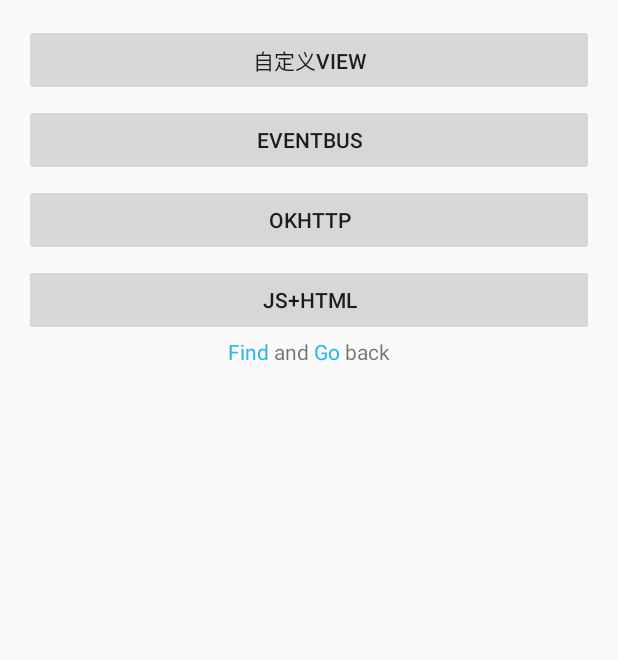
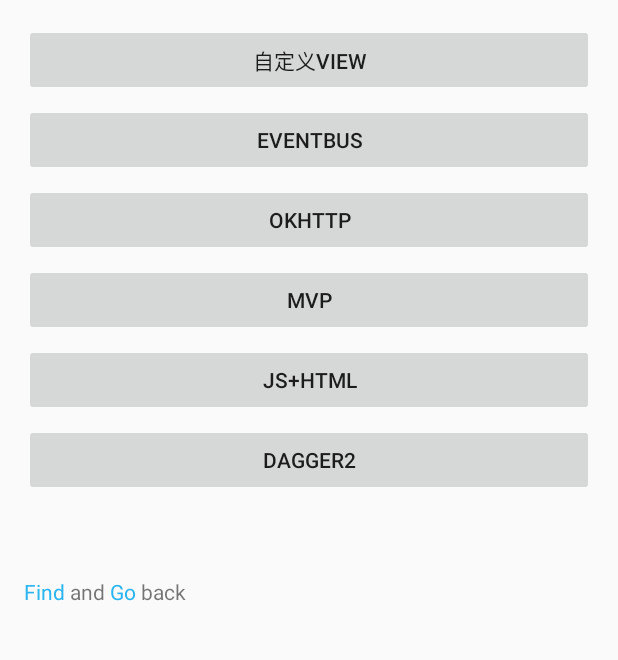
Before and after one commit to cloud9527/PracticeDemo, an Android app: the screen it shows after launch (MainActivity), on a phone screen of 412 x 824 dp, the part 84-744 px from its top. Run offline under Robolectric (Android 15) with nearby library versions, the phone set to English and light mode, and no system bars; our stand-ins replace ButterKnife, Dagger/Hilt's generated code.

Commit message:
1、dagger2+MVP模块提交

```diff
--- a/app/src/main/AndroidManifest.xml
+++ b/app/src/main/AndroidManifest.xml
@@ -5,13 +5,17 @@
     <!-- 访问网络，网络定位需要上网 -->
     <uses-permission android:name="android.permission.INTERNET"/>
 
+
     <application
+        android:name="com.example.cloud.mypriatice.dagger2.MyApplication"
         android:allowBackup="true"
         android:hardwareAccelerated="false"
         android:icon="@mipmap/ic_launcher"
         android:label="@string/app_name"
         android:supportsRtl="true"
         android:theme="@style/AppTheme">
+
+
         <activity android:name=".MainActivity">
             <intent-filter>
                 <action android:name="android.intent.action.MAIN"/>
@@ -45,6 +49,8 @@
         </activity>
         <activity android:name=".JSHtmlActivity"/>
         <activity android:name=".JSHtmlTwoActivity"/>
+        <activity android:name=".dagger2.DaggerActivity">
+        </activity>
     </application>
 
 </manifest>
--- a/app/src/main/java/com/example/cloud/mypriatice/MainActivity.java
+++ b/app/src/main/java/com/example/cloud/mypriatice/MainActivity.java
@@ -6,9 +6,9 @@ import android.support.v7.app.AppCompatActivity;
 import android.text.Html;
 import android.view.View;
 import android.widget.Button;
-import android.widget.RelativeLayout;
 import android.widget.TextView;
 
+import com.example.cloud.mypriatice.dagger2.DaggerActivity;
 import com.example.cloud.mypriatice.eventbus.EventBusOneActivity;
 import com.example.cloud.mypriatice.mvp.MVPLoginActivity;
 import com.example.cloud.mypriatice.okhttp.OkHttpDemoActivity;
@@ -21,8 +21,6 @@ public class MainActivity extends AppCompatActivity {
 
     @BindView(R.id.button6)
     Button button6;
-    @BindView(R.id.activity_main)
-    RelativeLayout activityMain;
     @BindView(R.id.button7)
     Button button7;
     @BindView(R.id.button8)
@@ -33,6 +31,8 @@ public class MainActivity extends AppCompatActivity {
     Button button9;
     @BindView(R.id.button10)
     Button mButton10;
+    @BindView(R.id.button11)
+    Button mButton11;
 
     @Override
     protected void onCreate(Bundle savedInstanceState) {
@@ -42,7 +42,7 @@ public class MainActivity extends AppCompatActivity {
         textView4.setText(Html.fromHtml(getString(R.string.html_text)));
     }
 
-    @OnClick({R.id.button6, R.id.button7, R.id.button8, R.id.button9, R.id.button10})
+    @OnClick({R.id.button6, R.id.button7, R.id.button8, R.id.button9, R.id.button10, R.id.button11})
     public void onClick(View view) {
         switch (view.getId()) {
             case R.id.button6:
@@ -60,6 +60,9 @@ public class MainActivity extends AppCompatActivity {
             case R.id.button10:
                 startActivity(new Intent(this, JSHtmlTwoActivity.class));
                 break;
+            case R.id.button11:
+                startActivity(new Intent(this, DaggerActivity.class));
+                break;
 
         }
     }
--- /dev/null
+++ b/app/src/main/java/com/example/cloud/mypriatice/dagger2/MyApplication.java
@@ -0,0 +1,30 @@
+package com.example.cloud.mypriatice.dagger2;
+
+import android.support.multidex.MultiDexApplication;
+
+import com.example.cloud.mypriatice.dagger2.component.AppComponent;
+import com.example.cloud.mypriatice.dagger2.component.DaggerAppComponent;
+import com.example.cloud.mypriatice.dagger2.module.ApiModule;
+
+
+/**
+ * Created by Cloud on 2017/5/25.
+ */
+
+public class MyApplication extends MultiDexApplication {
+
+    AppComponent appComponent;
+
+    @Override
+    public void onCreate() {
+        super.onCreate();
+        appComponent = DaggerAppComponent.builder()
+                .apiModule(new ApiModule())
+                .build();
+
+    }
+
+    public AppComponent getAppComponent() {
+        return appComponent;
+    }
+}
--- /dev/null
+++ b/app/src/main/java/com/example/cloud/mypriatice/dagger2/component/AppComponent.java
@@ -0,0 +1,24 @@
+package com.example.cloud.mypriatice.dagger2.component;
+
+import com.example.cloud.mypriatice.dagger2.module.ApiModule;
+import com.example.cloud.mypriatice.dagger2.bean.User;
+
+import javax.inject.Singleton;
+
+import dagger.Component;
+import okhttp3.OkHttpClient;
+import retrofit2.Retrofit;
+
+/**
+ * Created by Cloud on 2017/5/25.
+ */
+@Singleton
+@Component(modules = ApiModule.class)
+public interface AppComponent {
+
+    OkHttpClient getOkHttpClient();
+
+    Retrofit getRetroFit();
+
+    User getUser();
+}
--- a/app/src/main/res/layout/activity_main.xml
+++ b/app/src/main/res/layout/activity_main.xml
@@ -1,14 +1,14 @@
 <?xml version="1.0" encoding="utf-8"?>
-<RelativeLayout xmlns:android="http://schemas.android.com/apk/res/android"
-    xmlns:tools="http://schemas.android.com/tools"
+<LinearLayout
+    xmlns:android="http://schemas.android.com/apk/res/android"
     android:id="@+id/activity_main"
     android:layout_width="match_parent"
     android:layout_height="match_parent"
+    android:orientation="vertical"
     android:paddingBottom="@dimen/activity_vertical_margin"
     android:paddingLeft="@dimen/activity_horizontal_margin"
     android:paddingRight="@dimen/activity_horizontal_margin"
-    android:paddingTop="@dimen/activity_vertical_margin"
-    tools:context="com.example.cloud.mypriatice.MainActivity">
+    android:paddingTop="@dimen/activity_vertical_margin">
 
 
     <Button
@@ -18,55 +18,47 @@
         android:layout_alignParentLeft="true"
         android:layout_alignParentStart="true"
         android:layout_alignParentTop="true"
-        android:text="自定义View" />
+        android:text="自定义View"/>
 
     <Button
         android:id="@+id/button7"
         android:layout_width="match_parent"
         android:layout_height="wrap_content"
-        android:layout_alignParentLeft="true"
-        android:layout_alignParentStart="true"
-        android:layout_below="@+id/button6"
         android:layout_marginTop="5dp"
-        android:text="EventBus" />
+        android:text="EventBus"/>
 
     <Button
         android:id="@+id/button8"
         android:layout_width="match_parent"
         android:layout_height="wrap_content"
-        android:layout_alignParentLeft="true"
-        android:layout_alignParentStart="true"
-        android:layout_below="@+id/button7"
         android:layout_marginTop="5dp"
-        android:text="OkHttp" />
+        android:text="OkHttp"/>
 
     <Button
         android:id="@+id/button9"
         android:layout_width="match_parent"
         android:layout_height="wrap_content"
-        android:layout_alignParentLeft="true"
-        android:layout_alignParentStart="true"
-        android:layout_below="@+id/button8"
         android:layout_marginTop="5dp"
-        android:text="MVP" />
+        android:text="MVP"/>
 
     <Button
         android:id="@+id/button10"
         android:layout_width="match_parent"
         android:layout_height="wrap_content"
-        android:layout_alignParentLeft="true"
-        android:layout_alignParentStart="true"
-        android:layout_below="@+id/button8"
         android:layout_marginTop="5dp"
-        android:text="JS+HTML" />
+        android:text="JS+HTML"/>
+    <Button
+        android:id="@+id/button11"
+        android:layout_width="match_parent"
+        android:layout_height="wrap_content"
+        android:layout_marginTop="5dp"
+        android:text="Dagger2"/>
 
     <TextView
         android:id="@+id/textView4"
         android:layout_width="wrap_content"
         android:layout_height="wrap_content"
-        android:layout_below="@+id/button8"
-        android:layout_centerHorizontal="true"
         android:layout_marginTop="54dp"
-        android:text="TextView" />
+        android:text="TextView"/>
 
-</RelativeLayout>
+</LinearLayout>
```
Also changed, not shown: app/build.gradle (+89 -1 lines), app/src/main/java/com/example/cloud/mypriatice/dagger2/DaggerActivity.java (added, +55 -0 lines), app/src/main/java/com/example/cloud/mypriatice/dagger2/DaggerPresenter.java (added, +21 -0 lines), app/src/main/java/com/example/cloud/mypriatice/dagger2/bean/User.java (added, +12 -0 lines), app/src/main/java/com/example/cloud/mypriatice/dagger2/component/ActivityComponent.java (added, +15 -0 lines), app/src/main/java/com/example/cloud/mypriatice/dagger2/component/ActivityScope.java (added, +10 -0 lines), app/src/main/java/com/example/cloud/mypriatice/dagger2/module/ActivityModule.java (added, +42 -0 lines), app/src/main/java/com/example/cloud/mypriatice/dagger2/module/ApiModule.java (added, +45 -0 lines), app/src/main/res/layout/activity_dagger.xml (added, +17 -0 lines), 1 other file.
